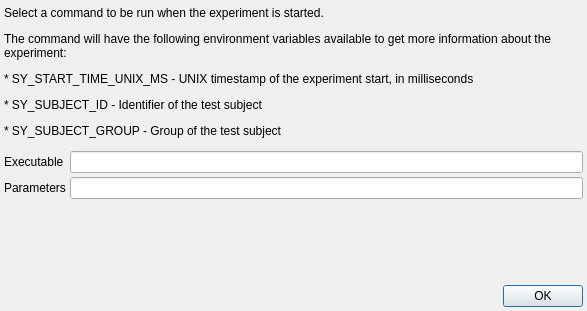
syntalos/syntalos, file src/modules/runcmd/runcmdsettingsdlg.ui: the form before one commit.
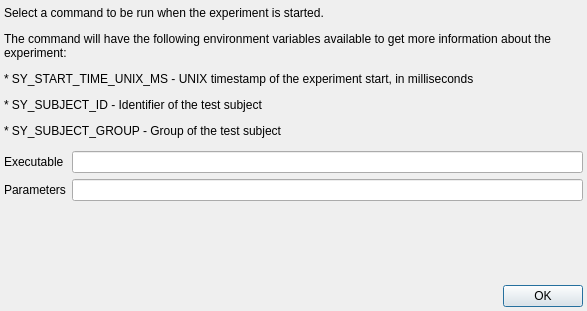
The form after the commit.

Commit message: Fix a bunch of minor module settings UI quirks

Diff of the .ui file:
```diff
--- a/src/modules/runcmd/runcmdsettingsdlg.ui
+++ b/src/modules/runcmd/runcmdsettingsdlg.ui
@@ -42,10 +42,10 @@
    <item>
     <layout class="QFormLayout" name="formLayout">
      <property name="horizontalSpacing">
-      <number>4</number>
+      <number>6</number>
      </property>
      <property name="verticalSpacing">
-      <number>4</number>
+      <number>6</number>
      </property>
      <property name="topMargin">
       <number>6</number>
```
The commit also changes 6 other files.
